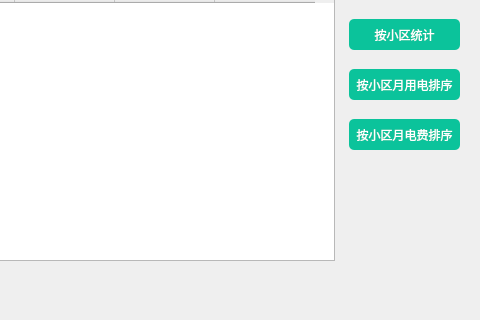
Qt form ElecSystem/Employee.ui (RongjunZhou/ElecSys) before a commit; both pictures show x 220 to 700 and y 130 to 450 of the 700 by 450 pixel window.
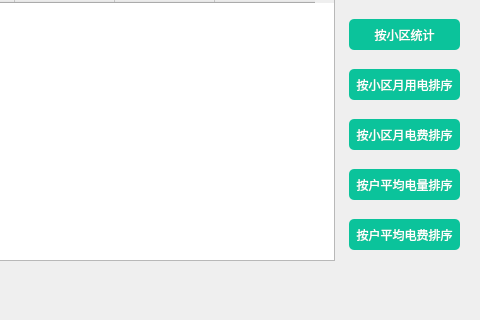
The same form after that commit. The open tabs and pages were chosen to show the change. Icons and pictures are not drawn.

```diff
--- a/ElecSystem/Employee.ui
+++ b/ElecSystem/Employee.ui
@@ -492,6 +492,38 @@
          <string>按小区月电费排序</string>
         </property>
        </widget>
+       <widget class="QPushButton" name="pushButton_21">
+        <property name="geometry">
+         <rect>
+          <x>560</x>
+          <y>290</y>
+          <width>111</width>
+          <height>31</height>
+         </rect>
+        </property>
+        <property name="styleSheet">
+         <string notr="true">font: 10pt &quot;微软雅黑&quot;;</string>
+        </property>
+        <property name="text">
+         <string>按户平均电量排序</string>
+        </property>
+       </widget>
+       <widget class="QPushButton" name="pushButton_22">
+        <property name="geometry">
+         <rect>
+          <x>560</x>
+          <y>340</y>
+          <width>111</width>
+          <height>31</height>
+         </rect>
+        </property>
+        <property name="styleSheet">
+         <string notr="true">font: 10pt &quot;微软雅黑&quot;;</string>
+        </property>
+        <property name="text">
+         <string>按户平均电费排序</string>
+        </property>
+       </widget>
       </widget>
      </widget>
     </item>
```
